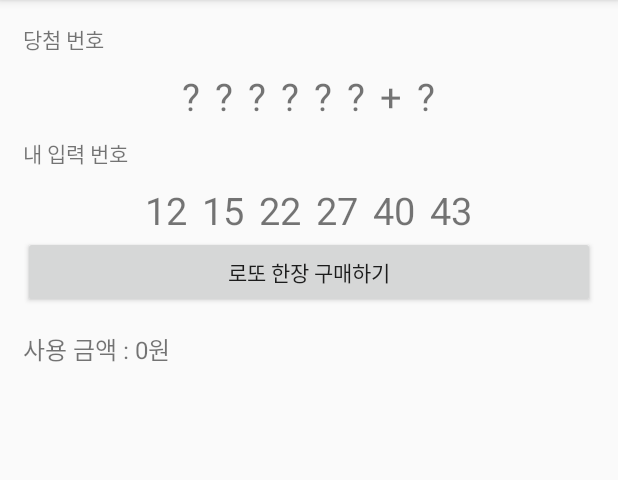
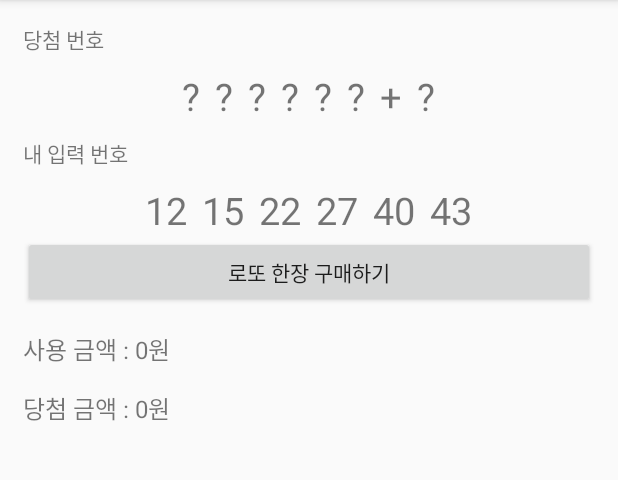
Before and after one commit to seakjh/FinalProject_02_LottoSimulator, an Android app: the screen it shows after launch (MainActivity), on a phone screen of 412 x 824 dp, the part 84-564 px from its top. Run offline under Robolectric (Android 15) with nearby library versions, the phone set to English and light mode, and no system bars; our stand-ins replace data binding.

Commit message:
2등 / 3등 로직 구현

```diff
--- a/app/src/main/res/layout/activity_main.xml
+++ b/app/src/main/res/layout/activity_main.xml
@@ -156,6 +156,14 @@
             android:textSize="16sp"
             android:text="사용 금액 : 0원"/>
 
+        <TextView
+            android:id="@+id/winMoneyTxt"
+            android:layout_width="wrap_content"
+            android:layout_height="wrap_content"
+            android:layout_marginTop="15dp"
+            android:textSize="16sp"
+            android:text="당첨 금액 : 0원"/>
+
 
     </LinearLayout>
 </layout>
```
Also changed, not shown: app/src/main/java/com/example/finalproject_02_lottosimulator/MainActivity.java (+23 -0 lines).
